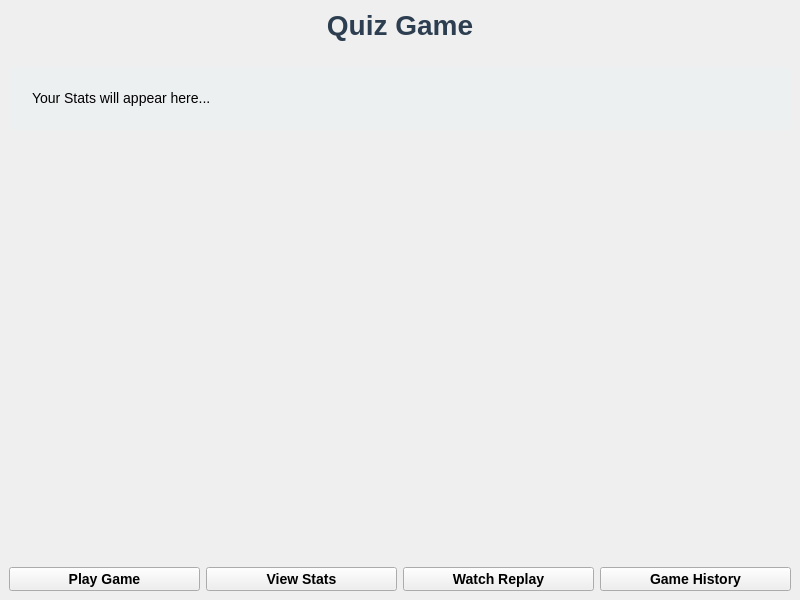
Above: client/src/ui/MainMenuWindow.ui from ToJupiter/NetworkProgramming before the change. Below: the same form after it.
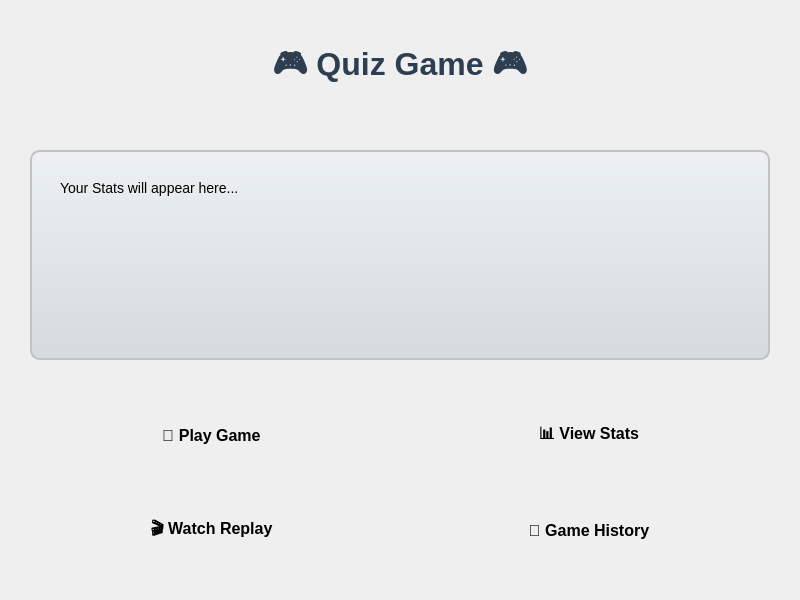
That is the form after the change.

Commit message: Add part 10: Leave Room, Replay (waiting time is long, needed fix),  Game Results.

Diff of the .ui file:
```diff
--- a/client/src/ui/MainMenuWindow.ui
+++ b/client/src/ui/MainMenuWindow.ui
@@ -14,17 +14,32 @@
    <string>Quiz Game - Main Menu</string>
   </property>
   <widget class="QWidget" name="centralwidget">
-   <layout class="QVBoxLayout" name="verticalLayout">
+   <layout class="QVBoxLayout" name="verticalLayout" stretch="0,0,1,0,0">
+    <property name="spacing">
+     <number>15</number>
+    </property>
+    <property name="leftMargin">
+     <number>30</number>
+    </property>
+    <property name="topMargin">
+     <number>30</number>
+    </property>
+    <property name="rightMargin">
+     <number>30</number>
+    </property>
+    <property name="bottomMargin">
+     <number>30</number>
+    </property>
     <item>
      <widget class="QLabel" name="lblTitle">
       <property name="text">
-       <string>Quiz Game</string>
+       <string>🎮 Quiz Game 🎮</string>
       </property>
       <property name="alignment">
        <set>Qt::AlignCenter</set>
       </property>
       <property name="styleSheet">
-       <string notr="true">font-size: 28px; font-weight: bold; color: #2c3e50;</string>
+       <string notr="true">font-size: 32px; font-weight: bold; color: #2c3e50; padding: 10px;</string>
       </property>
      </widget>
     </item>
@@ -53,7 +68,7 @@
        <bool>true</bool>
       </property>
       <property name="styleSheet">
-       <string notr="true">font-size: 14px; background: #ecf0f1; padding: 20px; border-radius: 5px;</string>
+       <string notr="true">font-size: 14px; background: qlineargradient(x1:0, y1:0, x2:0, y2:1, stop:0 #ecf0f1, stop:1 #d5dbdb); padding: 25px; border-radius: 10px; border: 2px solid #bdc3c7;</string>
       </property>
      </widget>
     </item>
@@ -62,65 +77,83 @@
       <property name="orientation">
        <enum>Qt::Vertical</enum>
       </property>
+      <property name="sizeType">
+       <enum>QSizePolicy::Fixed</enum>
+      </property>
       <property name="sizeHint" stdset="0">
        <size>
         <width>20</width>
-        <height>40</height>
+        <height>20</height>
        </size>
       </property>
      </spacer>
     </item>
     <item>
-     <layout class="QHBoxLayout" name="layoutButtons" stretch="1,1,1,1">
-      <item>
+     <layout class="QGridLayout" name="layoutButtons">
+      <property name="spacing">
+       <number>15</number>
+      </property>
+      <item row="0" column="0">
        <widget class="QPushButton" name="btnPlay">
         <property name="text">
-         <string>Play Game</string>
+         <string>🎯 Play Game</string>
         </property>
-        <property name="minimumHeight">
-         <number>60</number>
+        <property name="minimumSize">
+         <size>
+          <width>0</width>
+          <height>80</height>
+         </size>
         </property>
         <property name="styleSheet">
-         <string notr="true">font-size: 14px; font-weight: bold;</string>
+         <string notr="true">font-size: 16px; font-weight: bold; border-radius: 10px;</string>
         </property>
        </widget>
       </item>
-      <item>
+      <item row="0" column="1">
        <widget class="QPushButton" name="btnViewStats">
         <property name="text">
-         <string>View Stats</string>
+         <string>📊 View Stats</string>
         </property>
-        <property name="minimumHeight">
-         <number>60</number>
+        <property name="minimumSize">
+         <size>
+          <width>0</width>
+          <height>80</height>
+         </size>
         </property>
         <property name="styleSheet">
-         <string notr="true">font-size: 14px; font-weight: bold;</string>
+         <string notr="true">font-size: 16px; font-weight: bold; border-radius: 10px;</string>
         </property>
        </widget>
       </item>
-      <item>
+      <item row="1" column="0">
        <widget class="QPushButton" name="btnReplay">
         <property name="text">
-         <string>Watch Replay</string>
+         <string>🎬 Watch Replay</string>
         </property>
-        <property name="minimumHeight">
-         <number>60</number>
+        <property name="minimumSize">
+         <size>
+          <width>0</width>
+          <height>80</height>
+         </size>
         </property>
         <property name="styleSheet">
-         <string notr="true">font-size: 14px; font-weight: bold;</string>
+         <string notr="true">font-size: 16px; font-weight: bold; border-radius: 10px;</string>
         </property>
        </widget>
       </item>
-      <item>
+      <item row="1" column="1">
        <widget class="QPushButton" name="btnGameHistory">
         <property name="text">
-         <string>Game History</string>
+         <string>📜 Game History</string>
         </property>
-        <property name="minimumHeight">
-         <number>60</number>
+        <property name="minimumSize">
+         <size>
+          <width>0</width>
+          <height>80</height>
+         </size>
         </property>
         <property name="styleSheet">
-         <string notr="true">font-size: 14px; font-weight: bold;</string>
+         <string notr="true">font-size: 16px; font-weight: bold; border-radius: 10px;</string>
         </property>
        </widget>
       </item>
```
The commit also changes 31 other files.
